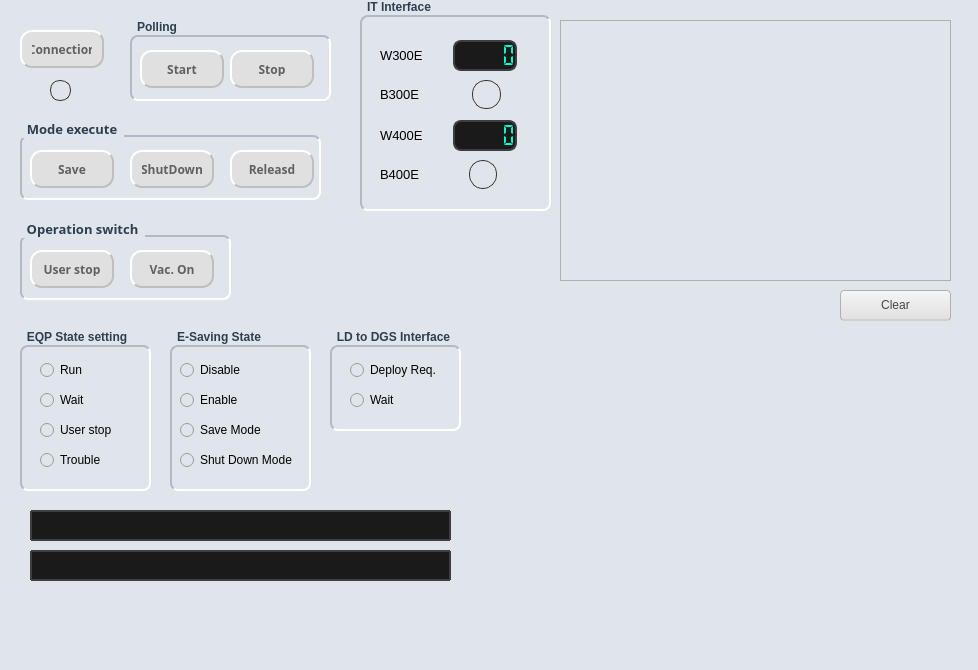
This is ui/main_window.ui in dohoonkim73/eSaving as Qt 5 draws it before an edit. The edited form follows.
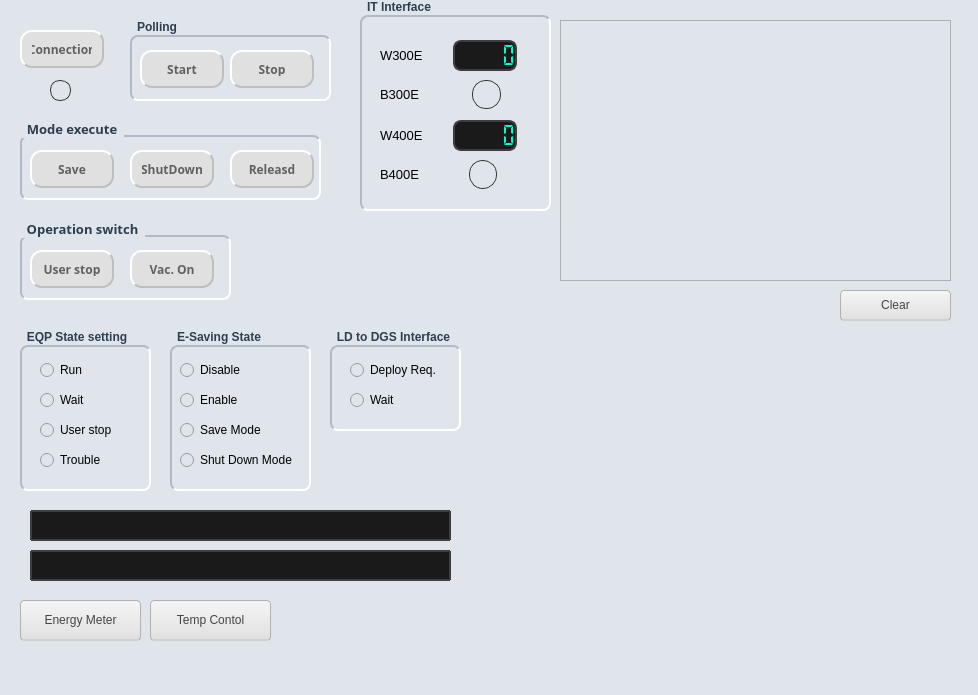
This is the edited form.

Diff of the .ui file:
```diff
--- a/ui/main_window.ui
+++ b/ui/main_window.ui
@@ -7,7 +7,7 @@
     <x>0</x>
     <y>0</y>
     <width>978</width>
-    <height>670</height>
+    <height>695</height>
    </rect>
   </property>
   <property name="windowTitle">
@@ -1103,6 +1103,78 @@
      <string>Clear</string>
     </property>
    </widget>
+   <widget class="QPushButton" name="btn_to_Energy">
+    <property name="geometry">
+     <rect>
+      <x>20</x>
+      <y>600</y>
+      <width>121</width>
+      <height>41</height>
+     </rect>
+    </property>
+    <property name="styleSheet">
+     <string notr="true">QPushButton {
+background-color: qlineargradient(spread:pad, x1:0, y1:0, x2:0, y2:1, stop:0 #F5F5F5, stop:1 #E0E0E0); 
+color: #444444;
+border-radius: 4px;
+padding: 8px 16px;
+font-size: 12px;
+border: 1px solid #B0B0B0;
+border-bottom: 2px solid #CFCFCF;
+}
+
+QPushButton:pressed {
+background-color: qlineargradient(spread:pad, x1:0, y1:0, x2:0, y2:1, stop:0 #D0D0D0, stop:1 #E5E5E5); 
+border-top: 3px solid #A0A0A0;
+border-left: 3px solid #A8A8A8;
+border-right: 3px solid #F0F0F0;
+border-bottom: 3px solid #F8F8F8;
+
+padding-left: 18px;
+padding-top: 11px;
+color: #005A9E;
+}</string>
+    </property>
+    <property name="text">
+     <string>Energy Meter</string>
+    </property>
+   </widget>
+   <widget class="QPushButton" name="btn_to_temp">
+    <property name="geometry">
+     <rect>
+      <x>150</x>
+      <y>600</y>
+      <width>121</width>
+      <height>41</height>
+     </rect>
+    </property>
+    <property name="styleSheet">
+     <string notr="true">QPushButton {
+background-color: qlineargradient(spread:pad, x1:0, y1:0, x2:0, y2:1, stop:0 #F5F5F5, stop:1 #E0E0E0); 
+color: #444444;
+border-radius: 4px;
+padding: 8px 16px;
+font-size: 12px;
+border: 1px solid #B0B0B0;
+border-bottom: 2px solid #CFCFCF;
+}
+
+QPushButton:pressed {
+background-color: qlineargradient(spread:pad, x1:0, y1:0, x2:0, y2:1, stop:0 #D0D0D0, stop:1 #E5E5E5); 
+border-top: 3px solid #A0A0A0;
+border-left: 3px solid #A8A8A8;
+border-right: 3px solid #F0F0F0;
+border-bottom: 3px solid #F8F8F8;
+
+padding-left: 18px;
+padding-top: 11px;
+color: #005A9E;
+}</string>
+    </property>
+    <property name="text">
+     <string>Temp Contol</string>
+    </property>
+   </widget>
   </widget>
   <widget class="QMenuBar" name="menubar">
    <property name="geometry">
```
